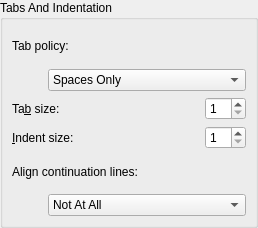
First picture: the form in src/plugins/texteditor/tabsettingswidget.ui, repository qt-creator/qt-creator, before the edit.
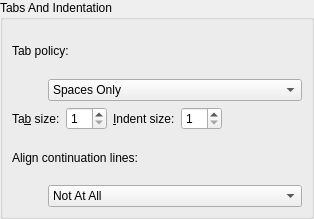
Second picture: the form after the edit.

Commit message:
Reduce height of tab settings.
Task-number: QTCREATORBUG-3172

The edit to the form file:
```diff
--- a/src/plugins/texteditor/tabsettingswidget.ui
+++ b/src/plugins/texteditor/tabsettingswidget.ui
@@ -6,8 +6,8 @@
    <rect>
     <x>0</x>
     <y>0</y>
-    <width>258</width>
-    <height>228</height>
+    <width>314</width>
+    <height>219</height>
    </rect>
   </property>
   <property name="windowTitle">
@@ -22,7 +22,7 @@
      <property name="title">
       <string>Tabs And Indentation</string>
      </property>
-     <layout class="QGridLayout" name="gridLayout_2">
+     <layout class="QGridLayout" name="gridLayout">
       <item row="0" column="0" colspan="2">
        <widget class="QLabel" name="tabPolicyLabel">
         <property name="text">
@@ -72,8 +72,8 @@
        </widget>
       </item>
       <item row="2" column="0" colspan="2">
-       <layout class="QGridLayout" name="gridLayout">
-        <item row="0" column="0">
+       <layout class="QHBoxLayout" name="horizontalLayout">
+        <item>
          <widget class="QLabel" name="tabSizeLabel">
           <property name="sizePolicy">
            <sizepolicy hsizetype="Maximum" vsizetype="Preferred">
@@ -89,20 +89,7 @@
           </property>
          </widget>
         </item>
-        <item row="0" column="1">
-         <spacer name="horizontalSpacer_2">
-          <property name="orientation">
-           <enum>Qt::Horizontal</enum>
-          </property>
-          <property name="sizeHint" stdset="0">
-           <size>
-            <width>40</width>
-            <height>20</height>
-           </size>
-          </property>
-         </spacer>
-        </item>
-        <item row="0" column="2">
+        <item>
          <widget class="QSpinBox" name="tabSize">
           <property name="sizePolicy">
            <sizepolicy hsizetype="Maximum" vsizetype="Fixed">
@@ -118,7 +105,7 @@
           </property>
          </widget>
         </item>
-        <item row="1" column="0">
+        <item>
          <widget class="QLabel" name="indentSizeLabel">
           <property name="sizePolicy">
            <sizepolicy hsizetype="Maximum" vsizetype="Preferred">
@@ -134,7 +121,7 @@
           </property>
          </widget>
         </item>
-        <item row="1" column="2">
+        <item>
          <widget class="QSpinBox" name="indentSize">
           <property name="sizePolicy">
            <sizepolicy hsizetype="Maximum" vsizetype="Fixed">
@@ -150,6 +137,19 @@
           </property>
          </widget>
         </item>
+        <item>
+         <spacer name="horizontalSpacer_2">
+          <property name="orientation">
+           <enum>Qt::Horizontal</enum>
+          </property>
+          <property name="sizeHint" stdset="0">
+           <size>
+            <width>40</width>
+            <height>20</height>
+           </size>
+          </property>
+         </spacer>
+        </item>
        </layout>
       </item>
       <item row="3" column="0" colspan="2">
```
